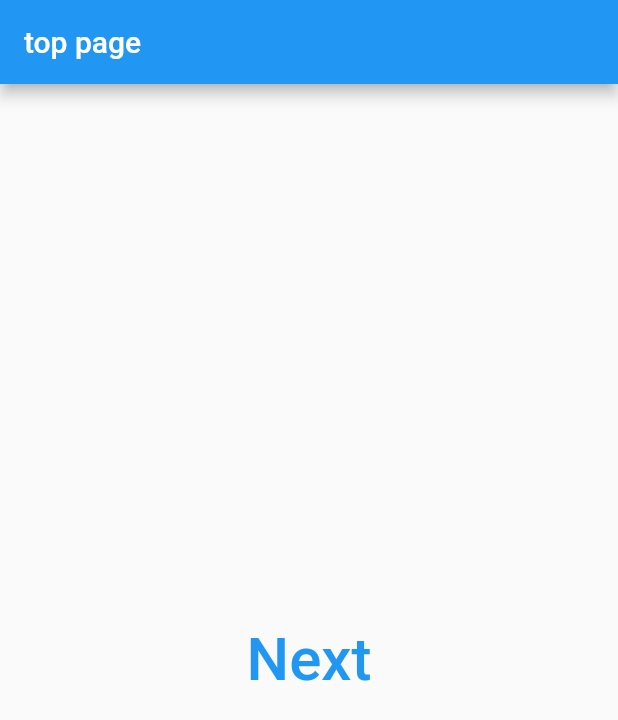
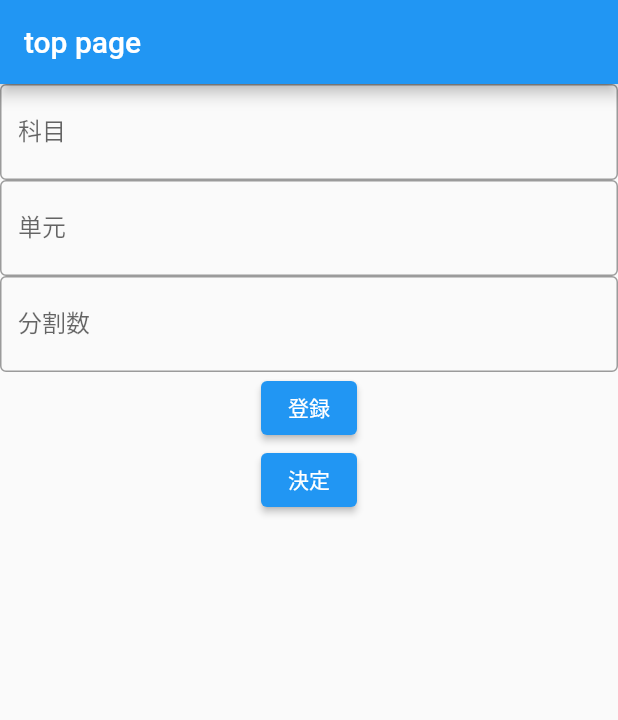
Before and after one commit to tdoke2000/benesse_hackason, a Flutter app: the screen it shows after launch, on a phone screen of 412 x 824 dp. Shown: the top 720 px of the screen. Run offline on Flutter 3.47's test engine with Material 2 defaults, Android fonts, the phone set to English and light mode, and no system bars.

Commit message:
統合しました

```diff
--- /dev/null
+++ b/lib/main.dart
@@ -0,0 +1,108 @@
+import 'package:flutter/cupertino.dart';
+import 'package:flutter/material.dart';
+
+import 'next_page.dart';
+
+void main() {
+  runApp(MyApp());
+}
+
+class MyApp extends StatelessWidget {
+  @override
+  Widget build(BuildContext context) {
+    return MaterialApp(
+      home: Home(),
+    );
+  }
+}
+
+class Home extends StatefulWidget {
+  const Home({Key? key}) : super(key: key);
+
+  @override
+  State<Home> createState() => _HomeState();
+}
+
+class _HomeState extends State<Home> {
+  List<String> Subject = [""];
+  List<String> Unit = [""];
+  List<String> Divided_num = [""];
+  int map_num = 0;
+
+  Map map_name = {
+    0: {"Subject": "", "Unit": "", "Divid": ""},
+    1: {"Subject": "", "Unit": "", "Divid": ""},
+    2: {"Subject": "", "Unit": "", "Divid": ""},
+    3: {"Subject": "", "Unit": "", "Divid": ""},
+    4: {"Subject": "", "Unit": "", "Divid": ""},
+    5: {"Subject": "", "Unit": "", "Divid": ""},
+    6: {"Subject": "", "Unit": "", "Divid": ""},
+    7: {"Subject": "", "Unit": "", "Divid": ""},
+    8: {"Subject": "", "Unit": "", "Divid": ""},
+    9: {"Subject": "", "Unit": "", "Divid": ""},
+    10: {"Subject": "", "Unit": "", "Divid": ""},
+  };
+
+  @override
+  Widget build(BuildContext context) {
+    return Scaffold(
+      appBar: AppBar(
+        title: Text('top page'),
+      ),
+      body: Column(
+        children: [
+          TextField(
+            decoration: InputDecoration(
+              border: OutlineInputBorder(),
+              labelText: "科目",
+              hintText: "科目",
+            ),
+            onChanged: (_Subject) {
+              map_name[map_num]["Subject"] = _Subject;
+            },
+          ),
+          TextField(
+            decoration: InputDecoration(
+              border: OutlineInputBorder(),
+              labelText: "単元",
+              hintText: "単元",
+            ),
+            onChanged: (_Unit) {
+              map_name[map_num]["Unit"] = _Unit;
+            },
+          ),
+          TextField(
+            decoration: InputDecoration(
+              border: OutlineInputBorder(),
+              labelText: "分割数",
+              hintText: "分割数",
+            ),
+            onChanged: (_Divided) {
+              map_name[map_num]["Divid"] = _Divided;
+            },
+          ),
+          ElevatedButton(
+              child: Text("登録"),
+              onPressed: () {
+                print("$map_num,${map_name[map_num]["Subject"]}");
+                map_num++;
+              }),
+          ElevatedButton(
+            child: Text("決定"),
+            onPressed: () {
+              Navigator.push(
+                context,
+                MaterialPageRoute(
+                  builder: (context) => NextPage(),
+                ),
+              );
+              print("end");
+              map_num == 0;
+              setState(() {});
+            },
+          ),
+        ],
+      ),
+    );
+  }
+}
--- a/lib/page.dart
+++ b/lib/page.dart
@@ -1,45 +1,46 @@
-import 'package:flutter/cupertino.dart';
-import 'package:flutter/material.dart';
+// import 'package:flutter/cupertino.dart';
+// import 'package:flutter/material.dart';
 
-import 'next_page.dart';
+// import 'next_page.dart';
 
-void main(){
-  runApp(MyApp());
-}
-class MyApp extends StatelessWidget {
-  @override
-  Widget build(BuildContext context) {
-    return MaterialApp(
-      home: Home(),
-    );
-  }
-}
+// void main() {
+//   runApp(MyApp());
+// }
 
-class Home extends StatelessWidget {
+// class MyApp extends StatelessWidget {
+//   @override
+//   Widget build(BuildContext context) {
+//     return MaterialApp(
+//       home: Home(),
+//     );
+//   }
+// }
 
-  @override
-  // ここのcontextは上位ツリーで提供されたMaterialAppを含んでいる。
-  Widget build(BuildContext context) {
-    return Scaffold(
-        appBar: AppBar(
-          title: Text('top page'),
-        ),
-        body:Center(
-          child: TextButton(
-            child: Text("Next",style: TextStyle(
-              fontSize: 40,
-            ),),
-            onPressed: () {
-              Navigator.push(
-                context,
-                MaterialPageRoute(
-                  builder: (context) => NextPage(),
-                ),
-              );
-            },
-          ),
-
-        )
-    );
-  }
-}
+// class Home extends StatelessWidget {
+//   @override
+//   // ここのcontextは上位ツリーで提供されたMaterialAppを含んでいる。
+//   Widget build(BuildContext context) {
+//     return Scaffold(
+//         appBar: AppBar(
+//           title: Text('top page'),
+//         ),
+//         body: Center(
+//           child: TextButton(
+//             child: Text(
+//               "Next",
+//               style: TextStyle(
+//                 fontSize: 40,
+//               ),
+//             ),
+//             onPressed: () {
+//               Navigator.push(
+//                 context,
+//                 MaterialPageRoute(
+//                   builder: (context) => NextPage(),
+//                 ),
+//               );
+//             },
+//           ),
+//         ));
+//   }
+// }
```
Also changed, not shown: lib/next_page.dart (+11 -8 lines).
